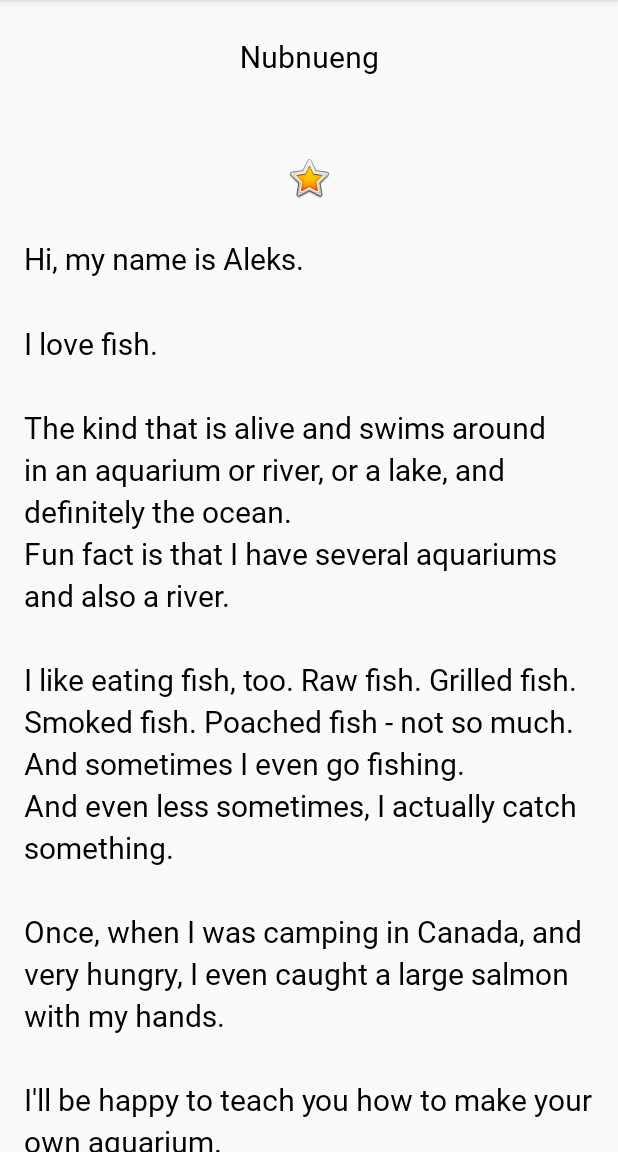
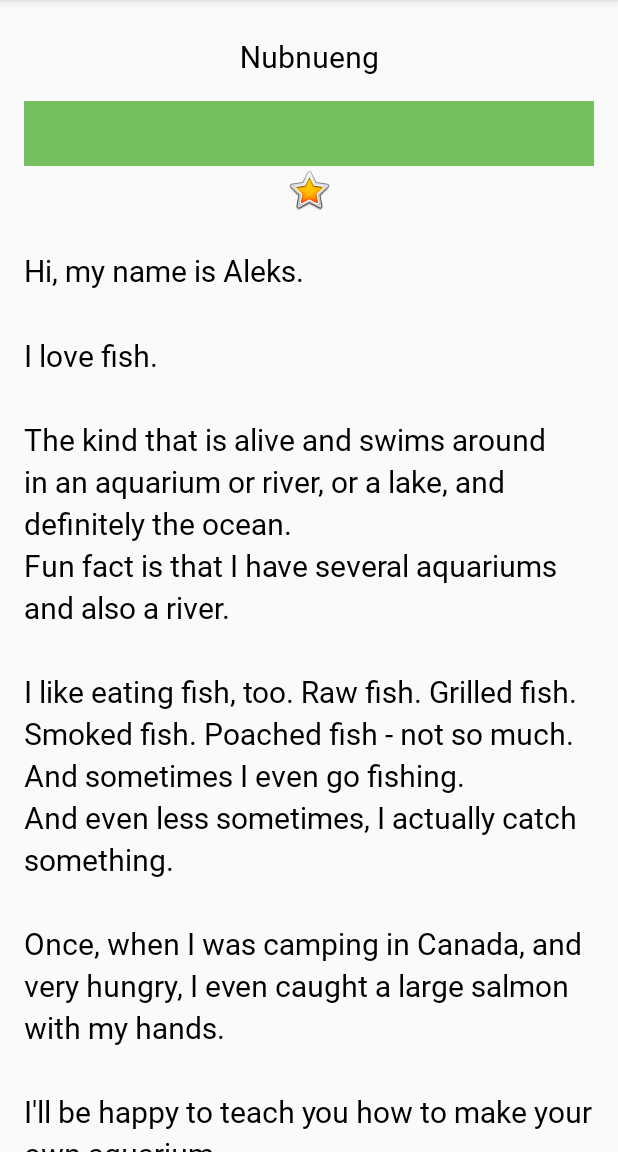
Before and after one commit to nubnuengSitthichok/AboutMe2.2, an Android app: the screen it shows after launch (MainActivity), after a tap on "DONE", on a phone screen of 412 x 824 dp, the part 84-1236 px from its top. Run offline under Robolectric (Android 15) with nearby library versions, the phone set to English and light mode, and no system bars.

```diff
--- a/app/src/main/res/layout/activity_main.xml
+++ b/app/src/main/res/layout/activity_main.xml
@@ -32,7 +32,8 @@
 
             android:layout_width="match_parent"
             android:layout_height="wrap_content" android:id="@+id/nickname_text" style="@style/NameStyle"
-            android:textAlignment="center" android:visibility="gone"/>
+            android:textAlignment="center" android:visibility="gone" android:background="@color/colorAccent"
+            android:paddingBottom="@dimen/small_padding"/>
     <ImageView
             android:layout_width="match_parent"
             android:layout_height="wrap_content" app:srcCompat="@android:drawable/btn_star_big_on"
```
Also changed, not shown: app/src/main/java/com/example/aboutme3/MainActivity.kt (+20 -0 lines).
